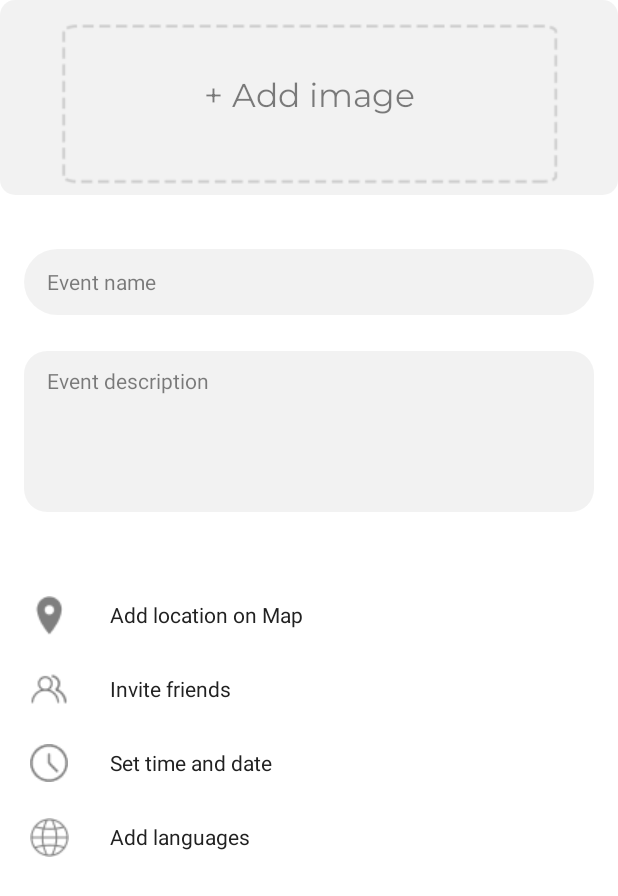
After one commit to SpiderSwift/Parleo, an Android app: the layout fragment_event_create.xml on its own in the app's theme, with its tools: preview values and no code run, on a phone screen of 412 x 824 dp. The commit adds this screen. Shown: the top 896 px of the screen. Run offline under Robolectric (Android 15) with nearby library versions, the light colour scheme and no system bars.

Commit message:
Add Create Event fragment layout

```diff
--- /dev/null
+++ b/app/src/main/res/drawable/et_drawable_multiline.xml
@@ -0,0 +1,7 @@
+<?xml version="1.0" encoding="utf-8"?>
+<shape xmlns:android="http://schemas.android.com/apk/res/android"
+    android:shape="rectangle">
+    <corners android:radius="15dp" />
+
+    <solid android:color="#0D000000" />
+</shape>
--- /dev/null
+++ b/app/src/main/res/layout/fragment_event_create.xml
@@ -0,0 +1,197 @@
+<?xml version="1.0" encoding="utf-8"?>
+<android.support.constraint.ConstraintLayout xmlns:android="http://schemas.android.com/apk/res/android"
+    xmlns:app="http://schemas.android.com/apk/res-auto"
+    xmlns:tools="http://schemas.android.com/tools"
+    android:layout_width="match_parent"
+    android:layout_height="match_parent"
+    android:background="#FFFFFF"
+    tools:context=".activity.MainActivity">
+
+
+    <TextView
+        android:id="@+id/tv_photo_description"
+        android:layout_width="0dp"
+        android:layout_height="wrap_content"
+        android:fontFamily="@font/montserrat"
+        android:text="@string/event_add_image"
+        android:textAlignment="center"
+        android:textColor="#80000000"
+        android:textSize="22sp"
+        app:layout_constraintBottom_toBottomOf="@+id/iv_photo"
+        app:layout_constraintEnd_toEndOf="@+id/iv_photo"
+        app:layout_constraintStart_toStartOf="@+id/iv_photo"
+        app:layout_constraintTop_toTopOf="@+id/iv_photo" />
+
+
+    <ImageView
+        android:id="@+id/iv_photo"
+        android:layout_width="match_parent"
+        android:layout_height="130dp"
+        android:scaleType="center"
+        android:background="@drawable/iv_drawable_registration"
+        app:layout_constraintEnd_toEndOf="parent"
+        app:layout_constraintStart_toStartOf="parent"
+        app:layout_constraintTop_toTopOf="parent"
+        app:srcCompat="@drawable/event_photo_frame" />
+
+
+    <EditText
+        android:id="@+id/te_event_name"
+        android:layout_width="0dp"
+        android:layout_height="44dp"
+        android:layout_marginStart="16dp"
+        android:layout_marginTop="36dp"
+        android:layout_marginEnd="16dp"
+        android:background="@drawable/tv_drawable_registration"
+        android:hint="@string/event_name"
+        android:paddingStart="15dp"
+        android:textAlignment="viewStart"
+        android:textColor="#80000000"
+        android:textColorHint="#80000000"
+        android:textSize="14sp"
+        app:layout_constraintEnd_toEndOf="parent"
+        app:layout_constraintHorizontal_bias="0.0"
+        app:layout_constraintStart_toStartOf="parent"
+        app:layout_constraintTop_toBottomOf="@id/iv_photo" />
+
+    <EditText
+        android:id="@+id/te_event_descriprion"
+        android:layout_width="0dp"
+        android:layout_height="107dp"
+        android:layout_marginStart="16dp"
+        android:layout_marginTop="24dp"
+        android:layout_marginEnd="16dp"
+
+        android:background="@drawable/et_drawable_multiline"
+        android:gravity="top"
+        android:hint="@string/event_description"
+        android:lines="4"
+        android:paddingStart="15dp"
+        android:paddingTop="10dp"
+
+        android:textAlignment="gravity"
+        android:textColor="#80000000"
+        android:textColorHint="#80000000"
+        android:textSize="14sp"
+        app:layout_constraintEnd_toEndOf="parent"
+        app:layout_constraintHorizontal_bias="0.0"
+        app:layout_constraintStart_toStartOf="parent"
+        app:layout_constraintTop_toBottomOf="@+id/te_event_name" />
+
+
+    <LinearLayout
+        android:layout_width="match_parent"
+        android:layout_height="0dp"
+        android:layout_marginStart="16dp"
+
+        android:layout_marginTop="36dp"
+        android:layout_marginEnd="16dp"
+        android:orientation="vertical"
+
+        app:layout_constraintBottom_toBottomOf="parent"
+        app:layout_constraintEnd_toEndOf="parent"
+        app:layout_constraintHorizontal_bias="0.0"
+        app:layout_constraintStart_toStartOf="parent"
+        app:layout_constraintTop_toBottomOf="@+id/te_event_descriprion"
+        app:layout_constraintVertical_bias="1.0">
+
+        <LinearLayout
+            android:layout_width="match_parent"
+            android:layout_height="wrap_content"
+            android:layout_marginTop="16dp"
+            android:orientation="horizontal">
+
+            <ImageView
+                android:layout_width="33dp"
+                android:layout_height="33dp"
+                android:scaleType="center"
+                android:src="@drawable/ic_location" />
+
+            <TextView
+                android:id="@+id/add_location_button"
+                android:layout_width="0dp"
+                android:layout_height="match_parent"
+                android:layout_marginStart="24dp"
+                android:layout_weight="1"
+                android:gravity="center_vertical"
+                android:text="@string/event_add_location"
+                android:textAppearance="@style/create_event_button_text_style" />
+        </LinearLayout>
+
+        <LinearLayout
+            android:layout_width="match_parent"
+            android:layout_height="wrap_content"
+            android:layout_marginTop="16dp"
+            android:orientation="horizontal">
+
+            <ImageView
+                android:layout_width="33dp"
+                android:layout_height="33dp"
+                android:scaleType="center"
+
+                android:src="@drawable/ic_invite_friends" />
+
+            <TextView
+                android:id="@+id/invite_friends_button"
+                android:layout_width="0dp"
+                android:layout_height="match_parent"
+                android:layout_marginStart="24dp"
+                android:layout_weight="1"
+                android:gravity="center_vertical"
+                android:text="@string/event_invite_friends"
+                android:textAppearance="@style/create_event_button_text_style" />
+        </LinearLayout>
+
+        <LinearLayout
+            android:layout_width="match_parent"
+            android:layout_height="wrap_content"
+            android:layout_marginTop="16dp"
+            android:orientation="horizontal">
+
+            <ImageView
+                android:layout_width="33dp"
+                android:layout_height="33dp"
+                android:scaleType="center"
+
+                android:src="@drawable/ic_clock" />
+
+            <TextView
+                android:id="@+id/set_time_date_button"
+                android:layout_width="0dp"
+                android:layout_height="match_parent"
+                android:layout_marginStart="24dp"
+                android:layout_weight="1"
+                android:gravity="center_vertical"
+                android:text="@string/event_set_time_date"
+                android:textAppearance="@style/create_event_button_text_style" />
+        </LinearLayout>
+
+
+        <LinearLayout
+            android:layout_width="match_parent"
+            android:layout_height="wrap_content"
+            android:layout_marginTop="16dp"
+            android:orientation="horizontal">
+
+            <ImageView
+                android:layout_width="33dp"
+                android:layout_height="33dp"
+                android:scaleType="center"
+
+                android:src="@drawable/ic_language" />
+
+            <TextView
+                android:id="@+id/add_languages_button"
+                android:layout_width="0dp"
+                android:layout_height="match_parent"
+                android:layout_marginStart="24dp"
+                android:layout_weight="1"
+                android:gravity="center_vertical"
+                android:text="@string/event_add_languages"
+                android:textAppearance="@style/create_event_button_text_style" />
+        </LinearLayout>
+
+    </LinearLayout>
+
+
+</android.support.constraint.ConstraintLayout>
--- a/app/src/main/res/values/strings.xml
+++ b/app/src/main/res/values/strings.xml
@@ -1,3 +1,17 @@
 <resources>
     <string name="app_name">Parleo</string>
+
+
+
+    <!--event create fragment-->
+
+    <string name="event_add_image">+ Add image</string>
+    <string name="event_name">Event name</string>
+    <string name="event_description">Event description</string>
+
+    <string name="event_add_location">Add location on Map</string>
+    <string name="event_invite_friends">Invite friends</string>
+    <string name="event_set_time_date">Set time and date</string>
+    <string name="event_add_languages">Add languages</string>
+
 </resources>
--- a/app/src/main/res/values/styles.xml
+++ b/app/src/main/res/values/styles.xml
@@ -14,4 +14,13 @@
         <item name="android:windowFullscreen">true</item>
     </style>
 
+
+    <style name="create_event_button_text_style">
+        <item name="android:textSize">
+            14sp
+        </item>
+        <item name="android:textColor">
+            #212121
+        </item>
+    </style>
 </resources>
```
Also changed, not shown: app/src/main/res/drawable/event_photo_frame.png (added), app/src/main/res/drawable/ic_clock.png (added), app/src/main/res/drawable/ic_invite_friends.png (added), app/src/main/res/drawable/ic_language.png (added), app/src/main/res/drawable/ic_location.png (added).
